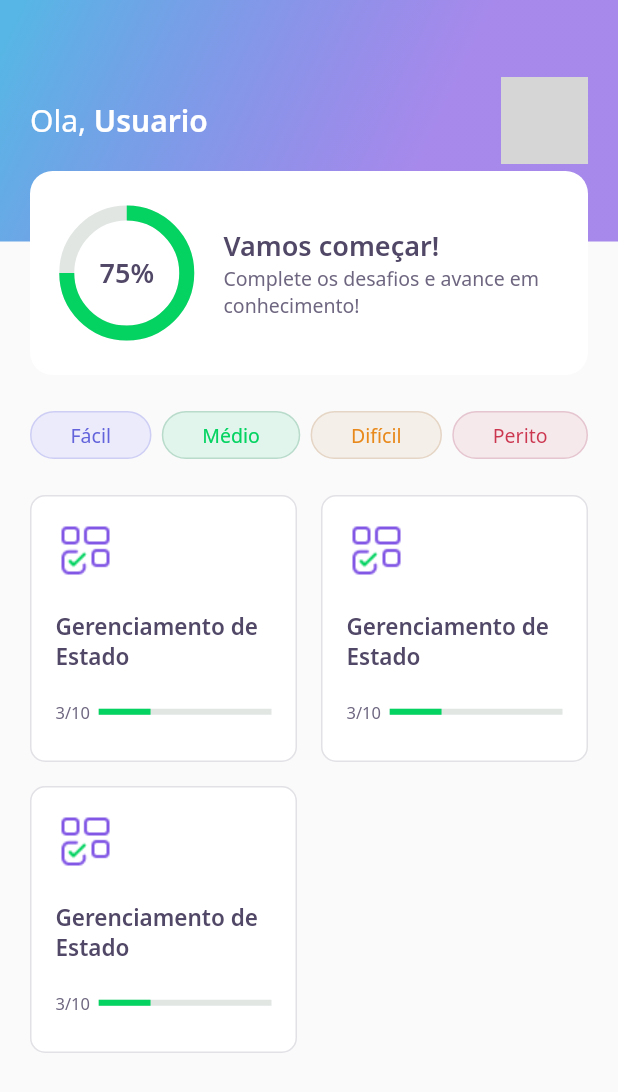
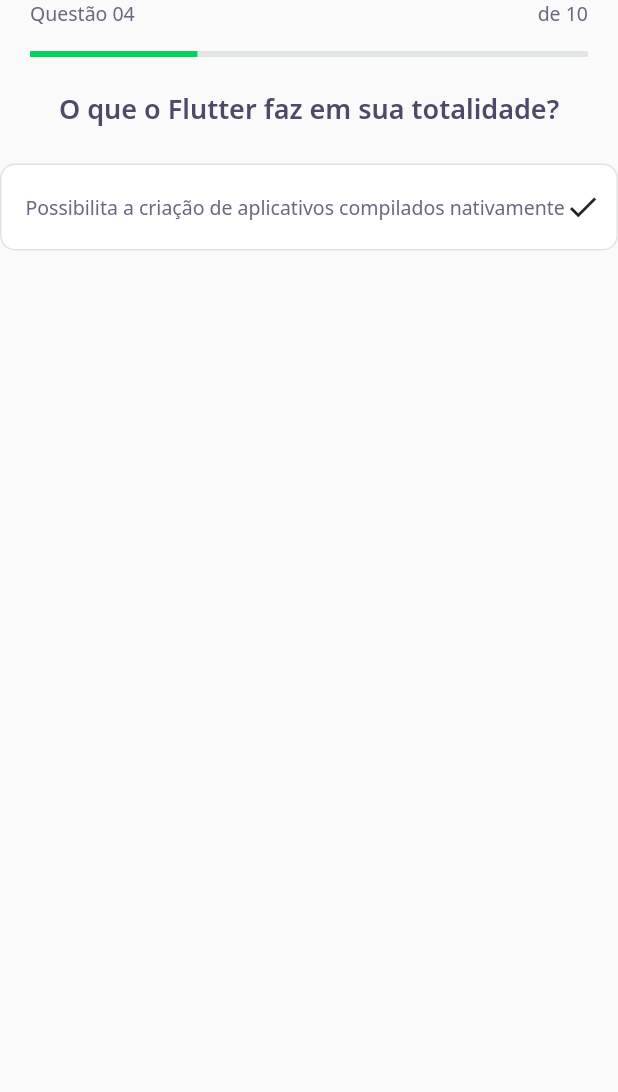
Before and after one commit to Gabrielzyr/Flutter-app, a Flutter app: the screen it shows after launch, on a phone screen of 412 x 824 dp. Shown: the top 1092 px of the screen. Run offline on Flutter 3.47's test engine with Material 2 defaults, Android fonts, the phone set to English and light mode, and no system bars; our stand-ins replace google_fonts; grey boxes are pictures that could not be loaded.

Commit message:
Added challenge page structure

```diff
--- /dev/null
+++ b/lib/challenge/challenge_page.dart
@@ -0,0 +1,26 @@
+import 'package:flutter/material.dart';
+import 'package:nlw5_flutter/challenge/widgets/question_indicator/question_indicator_widget.dart';
+import 'package:nlw5_flutter/challenge/widgets/quiz/quiz_widget.dart';
+
+class ChallengePage extends StatefulWidget {
+  ChallengePage({Key? key}) : super(key: key);
+
+  @override
+  _ChallengePageState createState() => _ChallengePageState();
+}
+
+class _ChallengePageState extends State<ChallengePage> {
+  @override
+  Widget build(BuildContext context) {
+    return Scaffold(
+      appBar: PreferredSize(
+        preferredSize: Size.fromHeight(60),
+        child: SafeArea(
+          top: true,
+          child: QuestionIndicatorWidget()
+        ),
+      ),
+      body: QuizWidget(title: "O que o Flutter faz em sua totalidade?",),
+    );
+  }
+}
--- /dev/null
+++ b/lib/challenge/widgets/awnser/awnser_widget.dart
@@ -0,0 +1,41 @@
+import 'package:flutter/material.dart';
+import 'package:nlw5_flutter/core/core.dart';
+
+class AwnserWidget extends StatelessWidget {
+  final String title;
+  final bool isRight;
+  final bool isSelected;
+
+  const AwnserWidget({
+    Key? key,
+    required this.title,
+    this.isRight = false,
+    this.isSelected = false,
+  }) : super(key: key);
+
+  @override
+  Widget build(BuildContext context) {
+    return Container(
+      padding: EdgeInsets.all(16),
+      decoration: BoxDecoration(
+        color: AppColors.white,
+        borderRadius: BorderRadius.circular(10),
+        border: Border.fromBorderSide(BorderSide(color: AppColors.border))
+      ),
+      child: Row(
+        mainAxisAlignment: MainAxisAlignment.spaceBetween,
+        children: [
+          Text(
+            title,
+            style: AppTextStyles.body,
+          ),
+          Container(
+            width: 24,
+            height: 24,
+            child: Icon(Icons.check),
+          )
+        ],
+      ),
+    );
+  }
+}
--- /dev/null
+++ b/lib/challenge/widgets/question_indicator/question_indicator_widget.dart
@@ -0,0 +1,33 @@
+import 'package:flutter/material.dart';
+import 'package:nlw5_flutter/core/core.dart';
+import 'package:nlw5_flutter/shared/widgets/progress_indicator/progress_indicator_widget.dart';
+
+class QuestionIndicatorWidget extends StatelessWidget {
+  const QuestionIndicatorWidget({Key? key}) : super(key: key);
+
+  @override
+  Widget build(BuildContext context) {
+    return Container(
+      padding: const EdgeInsets.symmetric(horizontal: 20),
+      child: Column(
+        children: [
+          Row(
+            mainAxisAlignment: MainAxisAlignment.spaceBetween,
+            children: [
+              Text(
+                "Questão 04",
+                style: AppTextStyles.body,
+              ),
+              Text(
+                "de 10",
+                style: AppTextStyles.body,
+              )
+            ],
+          ),
+          SizedBox(height: 16,),
+          ProgressIndicatorWidget(value: 0.3,)
+        ]
+      ),
+    );
+  }
+}
--- /dev/null
+++ b/lib/challenge/widgets/quiz/quiz_widget.dart
@@ -0,0 +1,26 @@
+import 'package:flutter/material.dart';
+import 'package:nlw5_flutter/challenge/widgets/awnser/awnser_widget.dart';
+import 'package:nlw5_flutter/core/core.dart';
+
+class QuizWidget extends StatelessWidget {
+  final String title;
+  const QuizWidget({Key? key, required this.title}) : super(key: key);
+
+  @override
+  Widget build(BuildContext context) {
+    return Container(
+      child: Column(
+        children: [
+          Text(
+            title,
+            style: AppTextStyles.heading,
+          ),
+          SizedBox(
+            height: 24,
+          ),
+          AwnserWidget(title: "Possibilita a criação de aplicativos compilados nativamente")
+        ],
+      ),
+    );
+  }
+}
--- a/lib/core/app_widget.dart
+++ b/lib/core/app_widget.dart
@@ -1,4 +1,5 @@
 // import 'package:DevQuiz/home/home_page.dart';
+import 'package:nlw5_flutter/challenge/challenge_page.dart';
 import 'package:nlw5_flutter/home/home_page.dart';
 import 'package:nlw5_flutter/splash/splash_page.dart';
 import 'package:flutter/material.dart';
@@ -8,7 +9,7 @@ class AppWidget extends StatelessWidget {
   Widget build(BuildContext context) {
     return MaterialApp(
       title: "DevQuiz",
-      home: HomePage(),
+      home: ChallengePage(),
     );
   }
 }
--- a/lib/home/widgets/quiz_card/quiz_card_widget.dart
+++ b/lib/home/widgets/quiz_card/quiz_card_widget.dart
@@ -1,5 +1,6 @@
 import 'package:flutter/material.dart';
 import 'package:nlw5_flutter/core/core.dart';
+import 'package:nlw5_flutter/shared/widgets/progress_indicator/progress_indicator_widget.dart';
 
 class QuizCardWidget extends StatelessWidget {
   const QuizCardWidget({Key? key}) : super(key: key);
@@ -46,11 +47,7 @@ class QuizCardWidget extends StatelessWidget {
               ),
               Expanded(
                 flex: 4,
-                child: LinearProgressIndicator(
-                  value: 0.3,
-                  backgroundColor: AppColors.chartSecondary,
-                  valueColor: AlwaysStoppedAnimation<Color>(AppColors.chartPrimary),
-                )
+                child: ProgressIndicatorWidget(value: 0.3,)
               )
             ]
           )
--- /dev/null
+++ b/lib/shared/widgets/progress_indicator/progress_indicator_widget.dart
@@ -0,0 +1,17 @@
+import 'package:flutter/material.dart';
+import 'package:nlw5_flutter/core/app_colors.dart';
+
+class ProgressIndicatorWidget extends StatelessWidget {
+  final double value;
+  const ProgressIndicatorWidget({Key? key, required this.value})
+    : super(key: key);
+
+  @override
+  Widget build(BuildContext context) {
+    return LinearProgressIndicator(
+      value: value,
+      backgroundColor: AppColors.chartSecondary,
+      valueColor: AlwaysStoppedAnimation<Color>(AppColors.chartPrimary),
+    );
+  }
+}
```
